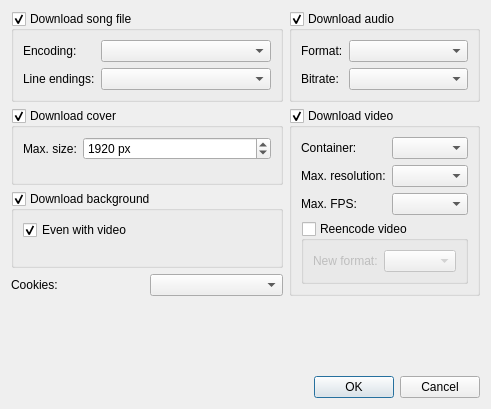
Above: src/usdb_syncer/gui/forms/SettingsDialog.ui from bohning/usdb_syncer before the change. Below: the same form after it.
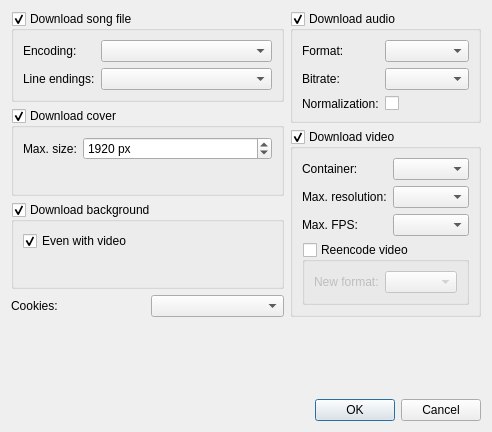
That is the form after the change.

Commit message: Add settings option to enable/disable audio normalization (default: unchecked/False).

```diff
--- a/src/usdb_syncer/gui/forms/SettingsDialog.ui
+++ b/src/usdb_syncer/gui/forms/SettingsDialog.ui
@@ -6,8 +6,8 @@
    <rect>
     <x>0</x>
     <y>0</y>
-    <width>491</width>
-    <height>409</height>
+    <width>492</width>
+    <height>432</height>
    </rect>
   </property>
   <property name="windowTitle">
@@ -251,6 +251,23 @@
           </property>
          </widget>
         </item>
+        <item row="2" column="0">
+         <widget class="QLabel" name="label_10">
+          <property name="text">
+           <string>Normalization:</string>
+          </property>
+         </widget>
+        </item>
+        <item row="2" column="1">
+         <widget class="QCheckBox" name="checkBox_audio_normalize">
+          <property name="layoutDirection">
+           <enum>Qt::LeftToRight</enum>
+          </property>
+          <property name="text">
+           <string/>
+          </property>
+         </widget>
+        </item>
        </layout>
       </widget>
      </item>
```
The commit also changes 4 other files.
